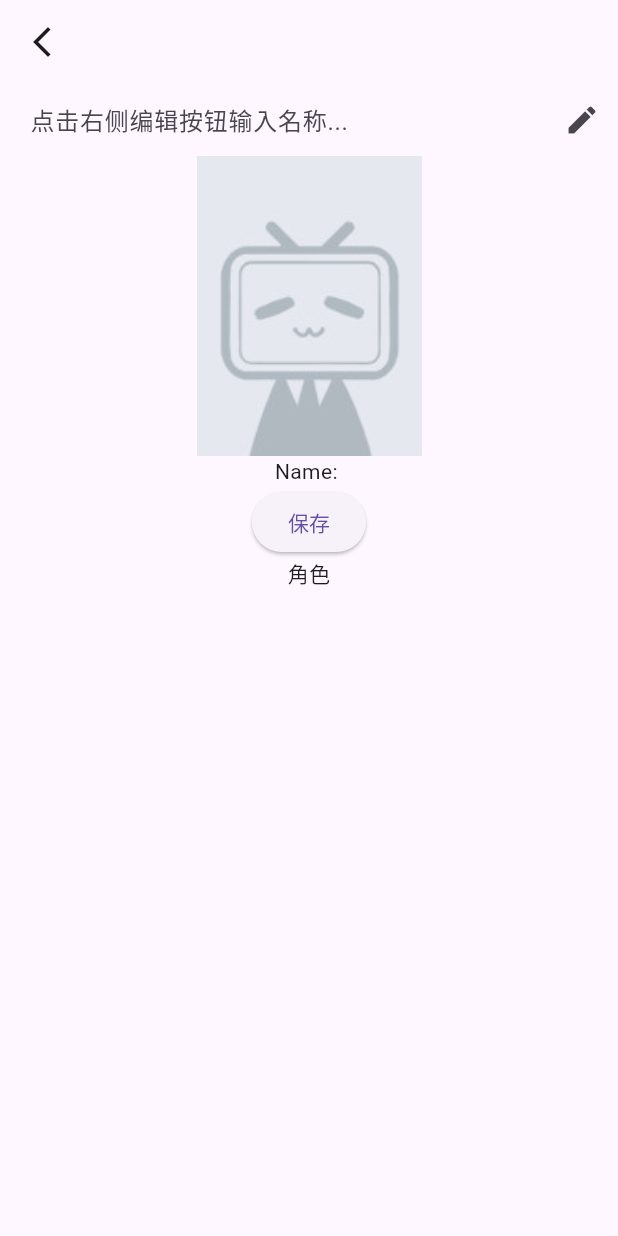
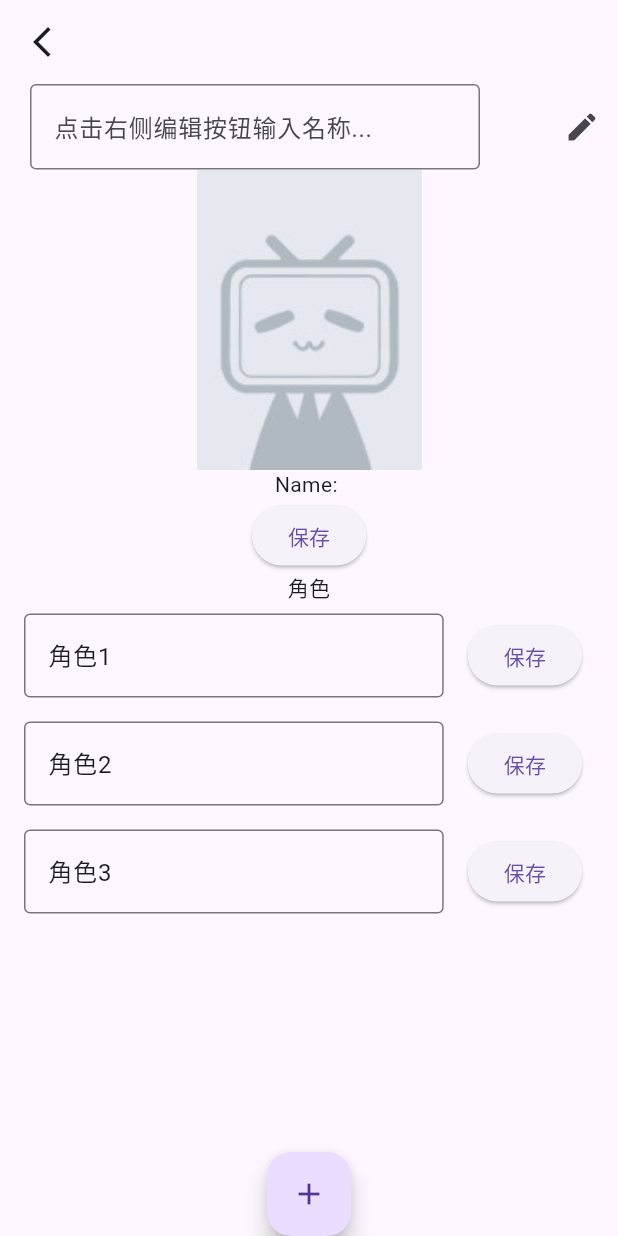
Before and after one commit to OldSaltFish/Novel-Name-Memo, a Flutter app: the BookPage screen opened by its route, on a phone screen of 412 x 824 dp. Run offline on Flutter 3.47's test engine with Material 3 defaults, Android fonts, the phone set to English and light mode, and no system bars; our stand-ins replace flutter_mobx, flutter_modular, hive, hive_flutter, image_picker, mobx; accounts and stored records are empty; generated files the repository leaves out were written again.

Commit message:
feat: 简单实现动态列表并可以滚动，后续需要改成角色卡

```diff
--- a/lib/pages/book/book_page.dart
+++ b/lib/pages/book/book_page.dart
@@ -34,10 +34,10 @@ class _BookPageState extends State<BookPage>{
       body: ChangeNotifierProvider<BookStore>(
         create: (_) => bookStore,
         child: Column(
-          mainAxisAlignment: MainAxisAlignment.start,
+          // mainAxisAlignment: MainAxisAlignment.start,
           children: [
             _EditableAppBar(),
-            _BookBody(),
+            Expanded(child: _BookBody(),)
           ],
           // children: [Text('测试')],
         ),
@@ -59,12 +59,30 @@ class _BookPageState extends State<BookPage>{
 
 
 class _BookBody extends StatefulWidget {
-
+  final List<String> items = ['角色1', '角色2', '角色3'];
   @override
   State<StatefulWidget> createState()=> _BookBodyState();
 }
 
 class _BookBodyState extends State<_BookBody>{
+  late List<TextEditingController> _controllers;
+  late TextEditingController _newItemController; // 添加: 用于处理新项目的输入
+
+  @override
+  void initState() {
+    super.initState();
+    _controllers = widget.items.map((item) => TextEditingController(text: item)).toList();
+    _newItemController = TextEditingController(); // 添加: 初始化新项目的输入控制器
+  }
+
+  void addItem() { // 添加: 添加新项目的方法
+    setState(() {
+      widget.items.add(_newItemController.text);
+      _controllers.add(TextEditingController(text: _newItemController.text));
+      _newItemController.clear();
+    });
+  }
+
   @override
   Widget build(BuildContext context) {
     var bookStore = Provider.of<BookStore>(context);
@@ -83,24 +101,40 @@ class _BookBodyState extends State<_BookBody>{
         onPressed: () {
           bookStore.addBook();
           Modular.to.pop();
-          // 保存信息
-          // var bookViewModel = BookViewModel();
-          // bookViewModel.addBook('111', '222');
-          // IndexViewModel().refresh();
-          // bookViewModel.name = '流浪地球';
         },
         child: const Text('保存'),
       ),
       Text('角色'),
-      // 角色卡
-      // ListView.builder(itemBuilder: itemBuilder)
-      // Card(
-      //     child: Row(
-      //         children: [
-      //           Text('角色卡'),
-      //         ]
-      //     )
-      // )
+      Expanded( // 添加: 使用 Expanded 包裹 ListView 以使其可滚动
+        child: ListView.builder(
+          shrinkWrap: true,
+          itemCount: widget.items.length,
+          itemBuilder: (context, index) {
+            return ListTile( // 修改: 使用 ListTile 美化项目项
+              title: TextField(
+                controller: _controllers[index],
+                decoration: InputDecoration(
+                  hintText: '输入角色名称',
+                  border: OutlineInputBorder(), // 添加: 使用 OutlineInputBorder 设置外层方框
+                ),
+              ),
+              trailing: ElevatedButton(
+                onPressed: () {
+                  // 保存逻辑
+                  setState(() {
+                    widget.items[index] = _controllers[index].text;
+                  });
+                },
+                child: const Text('保存'),
+              ),
+            );
+          },
+        ),
+      ),
+      FloatingActionButton( // 添加: 添加新项目的按钮
+        onPressed: addItem,
+        child: const Icon(Icons.add),
+      ),
     ]);
   }
 }
@@ -126,20 +160,9 @@ class _EditableAppBar extends StatelessWidget {
                     style: TextStyle(
                       color: Colors.black, // 根据启用状态设置颜色
                     ),
-                    decoration: const InputDecoration(
+                    decoration: InputDecoration(
                       hintText: '点击右侧编辑按钮输入名称...',
-                      // 没有获得焦点时的样式：不显示下划线
-                      enabledBorder: UnderlineInputBorder(
-                          borderSide:
-                          BorderSide(color: Colors.transparent)),
-                      disabledBorder: UnderlineInputBorder(
-                          borderSide:
-                          BorderSide(color: Colors.transparent)),
-                      // 获得焦点时的样式：显示默认下划线
-                      focusedBorder: UnderlineInputBorder(
-                        borderSide:
-                        BorderSide(color: Colors.blue), // 可以自定义颜色
-                      ),
+                      border: OutlineInputBorder(), // 添加: 使用 OutlineInputBorder 设置外层方框
                     ),
                     focusNode: bookStore.focusNode,
                     enabled: bookStore.isEditable,
```
